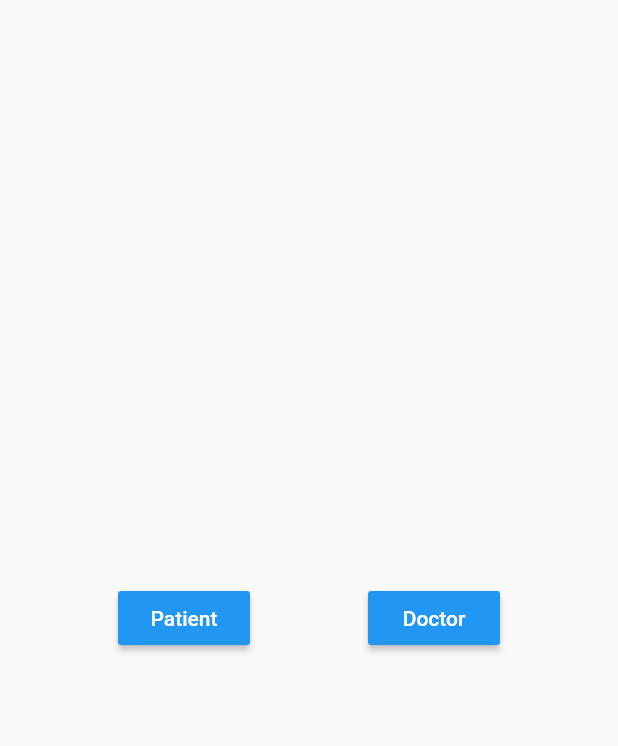
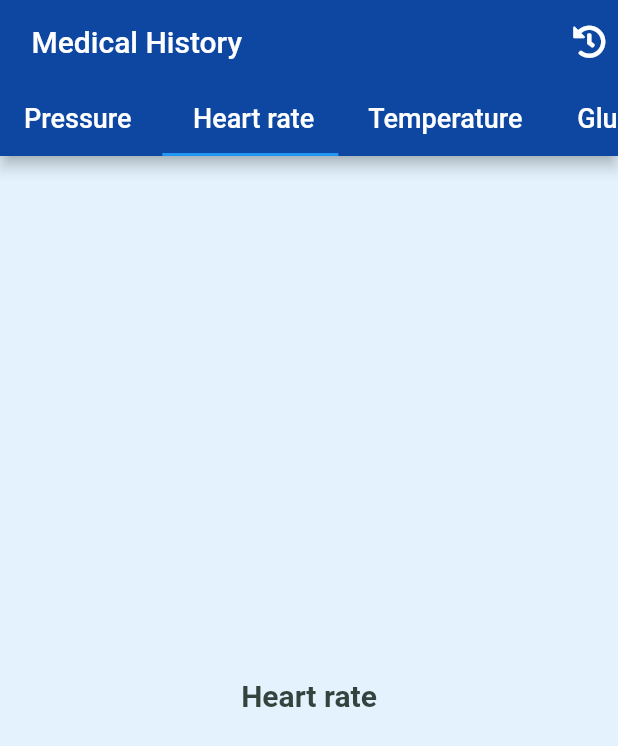
Before and after one commit to AhmedEzz00/samrt-vitals, a Flutter app: the screen it shows after launch, on a phone screen of 412 x 824 dp. Shown: the top 746 px of the screen. Run offline on Flutter 3.47's test engine with Material 2 defaults, Android fonts, the phone set to English and light mode, and no system bars; our stand-ins replace flutter_bluetooth_serial, flutter_svg, font_awesome_flutter, lottie, outline_gradient_button and 1 more; missing offline and left inert: dart:ffi.

Commit message:
history screen 31/10/2021

```diff
--- a/lib/main.dart
+++ b/lib/main.dart
@@ -14,6 +14,9 @@ import 'package:smart_vitals/screens/patient%20screens/vitals%20screens/patient_
 import 'package:smart_vitals/screens/patient%20screens/vitals%20screens/patient_rate_doctor_screen.dart';
 import 'package:smart_vitals/screens/patient%20screens/vitals%20screens/patient_Connection_screen.dart';
 import 'package:smart_vitals/screens/patient%20screens/vitals%20screens/patient_temprature_screen.dart';
+import 'package:smart_vitals/themes.dart';
+
+import 'screens/historyScreen.dart';
 
 void main() {
   WidgetsFlutterBinding.ensureInitialized();
@@ -36,7 +39,8 @@ class MyApp extends StatelessWidget {
         ),
       ],
       child: MaterialApp(
-        theme: ThemeData(),
+        debugShowCheckedModeBanner: false,
+        theme: MyThemes.lightTheme,
         routes: {
           PatientMainScreen.screenName: (context) => PatientMainScreen(),
           DoctorMainScreen.screenName: (context) => DoctorMainScreen(),
@@ -52,7 +56,7 @@ class MyApp extends StatelessWidget {
           ConnectionScreen.screenName: (context) => ConnectionScreen(),
           TempratureScreen.screenName: (context) => TempratureScreen(),
         },
-        home: LoginScreen(),
+        home: HistoryScreen(),
       ),
     );
   }
--- /dev/null
+++ b/lib/screens/historyScreen.dart
@@ -0,0 +1,120 @@
+import 'package:flutter/material.dart';
+import 'package:font_awesome_flutter/font_awesome_flutter.dart';
+import 'package:smart_vitals/themes.dart';
+import 'package:font_awesome_flutter/font_awesome_flutter.dart';
+
+class HistoryScreen extends StatelessWidget {
+  @override
+  Widget build(BuildContext context) {
+    final _kTabs = <Tab>[
+      const Tab(
+        child: Text(
+          'Pressure ',
+          style: TextStyle(fontSize: 18, color: Colors.white),
+        ),
+      ),
+      const Tab(
+        child: Text(
+          ' Heart rate',
+          style: TextStyle(fontSize: 18, color: Colors.white),
+        ),
+      ),
+      const Tab(
+        child: Text(
+          ' Temperature',
+          style: TextStyle(fontSize: 18, color: Colors.white),
+        ),
+      ),
+      const Tab(
+        child: Text(
+          ' Glucose',
+          style: TextStyle(fontSize: 18, color: Colors.white),
+        ),
+      ),
+      const Tab(
+        child: Text(
+          ' SPO2',
+          style: TextStyle(fontSize: 18, color: Colors.white),
+        ),
+      ),
+    ];
+    return DefaultTabController(
+      initialIndex: 1,
+      length: _kTabs.length,
+      child: Scaffold(
+        backgroundColor: MyThemes.lightTheme.scaffoldBackgroundColor,
+        appBar: AppBar(
+          backgroundColor: MyThemes.primaryColor,
+          actions: [
+            Padding(
+              padding: const EdgeInsets.only(right: 8.0),
+              child: Icon(FontAwesomeIcons.history),
+            )
+          ],
+          title: Row(
+            children: [
+              Text(' Medical History'),
+            ],
+          ),
+          bottom: TabBar(
+            isScrollable: true,
+            tabs: _kTabs,
+          ),
+        ),
+        body: Column(
+          children: [
+            Expanded(
+              child: TabBarView(
+                children: [
+                  // first tab bar view widget
+
+                  Container(
+                    child: Center(
+                      child: Text(
+                        'Pressure',
+                        style: MyThemes.lightTheme.textTheme.bodyText1,
+                      ),
+                    ),
+                  ),
+                  Container(
+                    child: Center(
+                      child: Text(
+                        'Heart rate',
+                        style: MyThemes.lightTheme.textTheme.bodyText1,
+                      ),
+                    ),
+                  ),
+                  Container(
+                    child: Center(
+                      child: Text(
+                        'Temperature',
+                        style: MyThemes.lightTheme.textTheme.bodyText1,
+                      ),
+                    ),
+                  ),
+                  Container(
+                    child: Center(
+                      child: Text(
+                        'Glucose',
+                        style: MyThemes.lightTheme.textTheme.bodyText1,
+                      ),
+                    ),
+                  ),
+                  Container(
+                    child: Center(
+                      child: Text(
+                        ' Spo2',
+                        style: MyThemes.lightTheme.textTheme.bodyText1,
+                      ),
+                    ),
+                  ),
+                  // second tab bar viiew widget
+                ],
+              ),
+            ),
+          ],
+        ),
+      ),
+    );
+  }
+}
--- a/lib/themes.dart
+++ b/lib/themes.dart
@@ -11,7 +11,7 @@ class MyThemes {
   ); */
 
   static final lightTheme = ThemeData(
-    scaffoldBackgroundColor: Colors.grey[200],
+    scaffoldBackgroundColor: Colors.blue[50],
     visualDensity: VisualDensity.adaptivePlatformDensity,
     primaryColor: primaryColor,
     iconTheme: IconThemeData(
```
Also changed, not shown: pubspec.lock.
